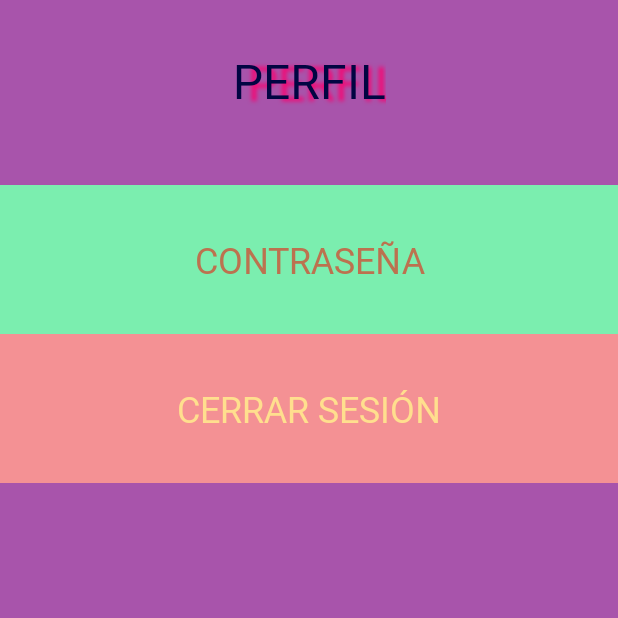
After one commit to NC09dev/MelodIA, an Android app: the profileActivity screen opened directly, with no data from a screen before it, on a phone screen of 412 x 824 dp, the top half of it. The commit adds this screen. Run offline under Robolectric (Android 15) with nearby library versions, the phone set to English and light mode, and no system bars; our stand-ins replace Firebase (no records; nobody signed in at launch, a user with empty details on screens opened directly).

Commit message:
Hice el modulo del Login totalmente funcional con correos de verdad y firebase, agregué los layouts del cambio de contraseña, les dí funcionalidad a los botones de cerrar sesión/cambio de contraseña, le cambié el color a los hint que habian en los editTexts de todo el login y lo mas importante, Cambié la version de kotlin que teniamos para que sea compatible con el firebase

```diff
--- a/app/build.gradle.kts
+++ b/app/build.gradle.kts
@@ -1,6 +1,7 @@
 plugins {
     alias(libs.plugins.android.application)
     alias(libs.plugins.kotlin.android)
+    id("com.google.gms.google-services")
 }
 
 android {
@@ -38,6 +39,9 @@ android {
 dependencies {
 
     implementation(libs.androidx.core.ktx)
+    implementation(platform("com.google.firebase:firebase-bom:33.13.0"))
+    implementation("com.google.firebase:firebase-analytics")
+    implementation("com.google.firebase:firebase-auth")
     implementation(libs.androidx.appcompat)
     implementation(libs.material)
     implementation(libs.androidx.activity)
--- a/app/src/main/java/com/example/melodia/bodyActivity.kt
+++ b/app/src/main/java/com/example/melodia/bodyActivity.kt
@@ -138,7 +138,7 @@ class bodyActivity : AppCompatActivity() {
             }
 
             itemPerfil.setOnClickListener {
-                startActivity(Intent(this, Profileactivity::class.java))
+                startActivity(Intent(this, profileActivity::class.java))
                 popupWindow.dismiss()
             }
 
--- /dev/null
+++ b/app/src/main/java/com/example/melodia/profileActivity.kt
@@ -0,0 +1,51 @@
+package com.example.melodia
+
+import android.content.Intent
+import android.os.Bundle
+import android.widget.TextView
+import androidx.appcompat.app.AppCompatActivity
+import android.view.View
+import android.widget.*
+import androidx.activity.enableEdgeToEdge
+import androidx.appcompat.app.AppCompatDelegate
+import com.google.firebase.auth.FirebaseAuth
+
+class profileActivity : AppCompatActivity() {
+
+    private lateinit var auth: FirebaseAuth
+
+    override fun onCreate(savedInstanceState: Bundle?) {
+        super.onCreate(savedInstanceState)
+        setContentView(R.layout.profile_activity)
+
+        // Referenciar el TextView "CONTRASEÑA"
+        auth = FirebaseAuth.getInstance()
+        val archivoButton = findViewById<TextView>(R.id.archivoButton)
+        val logoutTextView = findViewById<TextView>(R.id.exportarButton)
+
+        // Asignar el listener para redirigir a PasswordActivity
+        archivoButton.setOnClickListener {
+            val intent = Intent(this@profileActivity, PasswordActivity::class.java)
+            startActivity(intent)
+        }
+
+        logoutTextView.setOnClickListener {
+            auth.signOut() // Cerrar sesión
+            val intent = Intent(this@profileActivity, LoginActivity::class.java)
+            intent.flags = Intent.FLAG_ACTIVITY_NEW_TASK or Intent.FLAG_ACTIVITY_CLEAR_TASK
+            startActivity(intent)
+            finish()
+        }
+    }
+    // Método para ocultar los botones de navegación y la barra de estado
+    private fun hideSystemUI() {
+        window.decorView.systemUiVisibility = (
+                View.SYSTEM_UI_FLAG_IMMERSIVE_STICKY
+                        or View.SYSTEM_UI_FLAG_FULLSCREEN
+                        or View.SYSTEM_UI_FLAG_HIDE_NAVIGATION
+                        or View.SYSTEM_UI_FLAG_LAYOUT_STABLE
+                        or View.SYSTEM_UI_FLAG_LAYOUT_HIDE_NAVIGATION
+                        or View.SYSTEM_UI_FLAG_LAYOUT_FULLSCREEN
+                )
+    }
+}
--- a/app/src/main/res/layout/login_activity.xml
+++ b/app/src/main/res/layout/login_activity.xml
@@ -88,11 +88,10 @@
             android:backgroundTint="#F5942E"
             android:fontFamily="@font/baloo"
             android:hint="CORREO"
+            android:textColorHint="#FFEB3B"
             android:inputType="textEmailAddress"
             android:paddingHorizontal="16dp"
-            android:text="test@gmail.com"
             android:textColor="#D9FFEB3B"
-            android:textColorHint="#FFFFFF"
             app:layout_constraintEnd_toEndOf="parent"
             app:layout_constraintHorizontal_bias="0.0"
             app:layout_constraintStart_toStartOf="parent"
--- a/app/src/main/res/layout/profile_activity.xml
+++ b/app/src/main/res/layout/profile_activity.xml
@@ -38,6 +38,8 @@
         android:text="CERRAR SESIÓN"
         android:textColor="#FFDF8E"
         android:textSize="24sp"
+        android:clickable="true"
+        android:focusable="true"
         app:layout_constraintEnd_toEndOf="parent"
         app:layout_constraintHorizontal_bias="0.0"
         app:layout_constraintStart_toStartOf="parent"
@@ -55,6 +57,8 @@
         android:text="CONTRASEÑA"
         android:textColor="#BC724F"
         android:textSize="24sp"
+        android:clickable="true"
+        android:focusable="true"
         app:layout_constraintEnd_toEndOf="parent"
         app:layout_constraintHorizontal_bias="0.0"
         app:layout_constraintStart_toStartOf="parent"
--- a/build.gradle.kts
+++ b/build.gradle.kts
@@ -2,4 +2,5 @@
 plugins {
     alias(libs.plugins.android.application) apply false
     alias(libs.plugins.kotlin.android) apply false
+    id("com.google.gms.google-services") version "4.4.2" apply false
 }
--- a/gradle/libs.versions.toml
+++ b/gradle/libs.versions.toml
@@ -1,6 +1,6 @@
 [versions]
 agp = "8.7.2"
-kotlin = "1.9.24"
+kotlin = "2.1.0"
 coreKtx = "1.15.0"
 junit = "4.13.2"
 junitVersion = "1.2.1"
```
Also changed, not shown: app/src/main/AndroidManifest.xml (+6 -1 lines), app/src/main/java/com/example/melodia/LoginActivity.kt (+26 -13 lines), app/src/main/java/com/example/melodia/profile_activity.kt (deleted, +0 -32 lines).
